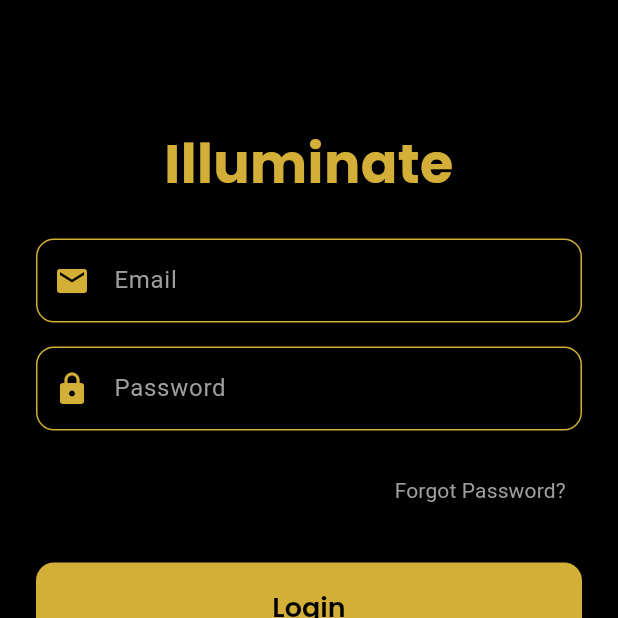
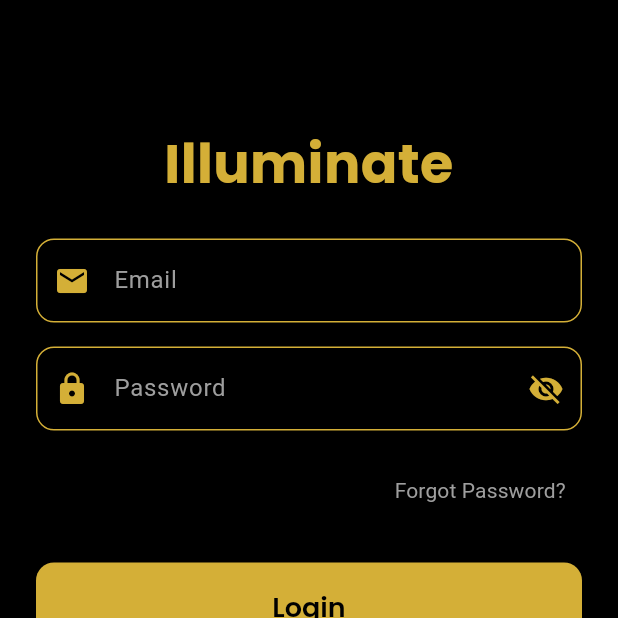
Before and after one commit to Debdaru07/capricon_test, a Flutter app: the screen it shows after launch, on a phone screen of 412 x 824 dp, the top half of it. Run offline on Flutter 3.47's test engine with Material 3 defaults, Android fonts, the phone set to English and light mode, and no system bars; our stand-ins replace dio, flutter_riverpod, google_fonts.

Commit message:
login page ui changes.

```diff
--- /dev/null
+++ b/lib/providers/password_toggler_provider.dart
@@ -0,0 +1,15 @@
+import 'package:flutter/material.dart';
+import 'package:flutter_riverpod/flutter_riverpod.dart';
+
+final passwordVisibilityProvider = StateProvider<bool>((ref) => false);
+final emailControllerProvider = AutoDisposeProvider<TextEditingController>((ref) {
+  final controller = TextEditingController();
+  ref.onDispose(() => controller.dispose()); // Automatically dispose when the provider is no longer used
+  return controller;
+});
+
+final passwordControllerProvider = AutoDisposeProvider<TextEditingController>((ref) {
+  final controller = TextEditingController();
+  ref.onDispose(() => controller.dispose()); // Automatically dispose when the provider is no longer used
+  return controller;
+});
--- a/lib/view/login.dart
+++ b/lib/view/login.dart
@@ -1,9 +1,8 @@
-import 'dart:developer';
-
 import 'package:flutter/material.dart';
 import 'package:flutter_riverpod/flutter_riverpod.dart';
 import '../core/constants.dart';
 import '../providers/login_provider.dart';
+import '../providers/password_toggler_provider.dart';
 import 'home_screen.dart';
 
 class LoginScreen extends ConsumerWidget {
@@ -14,11 +13,12 @@ class LoginScreen extends ConsumerWidget {
     final loginState = ref.watch(loginProvider);
     final loginNotifier = ref.read(loginProvider.notifier);
 
-    final emailController = TextEditingController();
-    final passwordController = TextEditingController();
+    // Use auto-dispose providers for TextEditingControllers
+    final emailController = ref.watch(emailControllerProvider);
+    final passwordController = ref.watch(passwordControllerProvider);
+    final isPasswordVisible = ref.watch(passwordVisibilityProvider);
 
     ref.listen<LoginState>(loginProvider, (previous, next) {
-      log('State changed: isLoading=${next.isLoading}, authResponse=${next.authResponse != null}, error=${next.error}');
       if (next.authResponse != null) {
         ScaffoldMessenger.of(context).showSnackBar(
           AppConstants.successSnackBar('Login successful! Welcome, ${next.authResponse!.user.fullName}'),
@@ -63,10 +63,19 @@ class LoginScreen extends ConsumerWidget {
                 const SizedBox(height: AppConstants.paddingMedium),
                 TextField(
                   controller: passwordController,
-                  obscureText: true,
+                  obscureText: !isPasswordVisible,
                   decoration: InputDecoration(
                     labelText: 'Password',
                     prefixIcon: const Icon(Icons.lock, color: AppConstants.accentGold),
+                    suffixIcon: IconButton(
+                      icon: Icon(
+                        isPasswordVisible ? Icons.visibility : Icons.visibility_off,
+                        color: AppConstants.accentGold,
+                      ),
+                      onPressed: () {
+                        ref.read(passwordVisibilityProvider.notifier).state = !isPasswordVisible;
+                      },
+                    ),
                     labelStyle: AppConstants.bodyFont,
                   ),
                 ),
--- a/lib/view/stock_holdings/stock_holdings_details.dart
+++ b/lib/view/stock_holdings/stock_holdings_details.dart
@@ -38,7 +38,7 @@ class _StockHoldingDetailsState extends State<StockHoldingDetails> {
           backgroundColor: AppConstants.accentGold,
           elevation: 2,
           iconTheme: IconThemeData(
-            color: Colors.black, // Set the back button color to black
+            color: Colors.black,
           )
         ),
         body: Padding(
```
